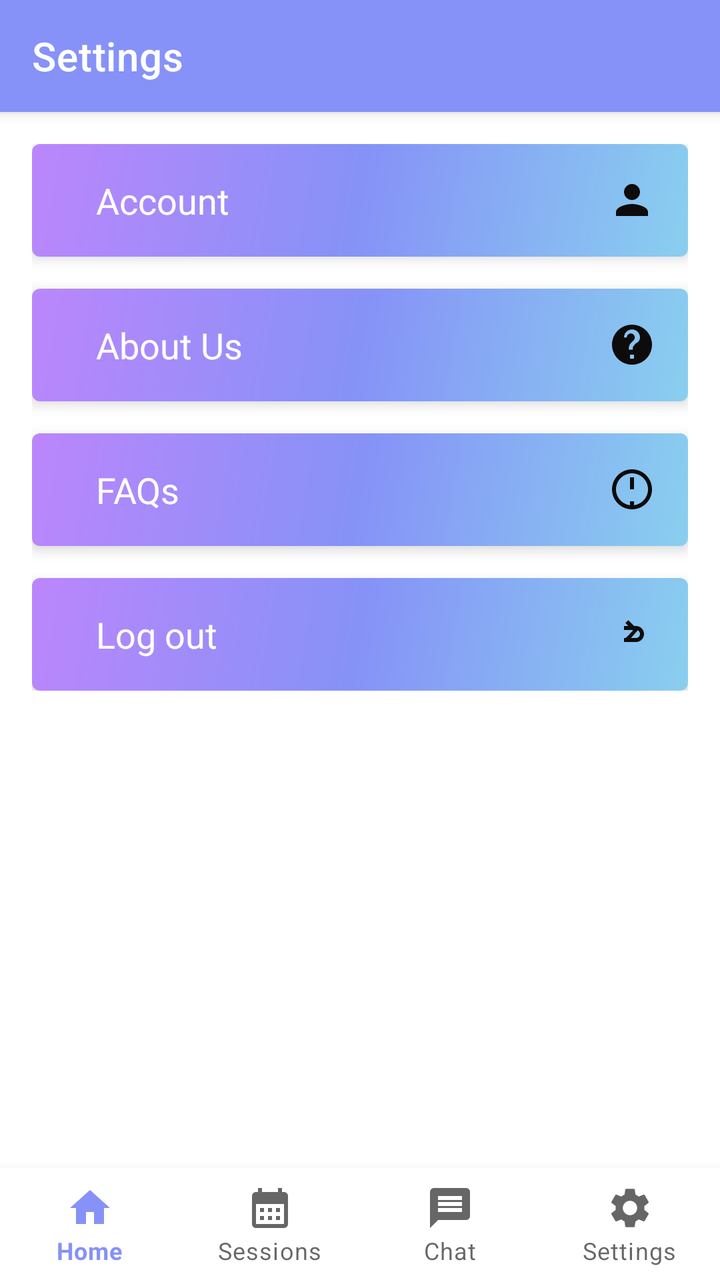
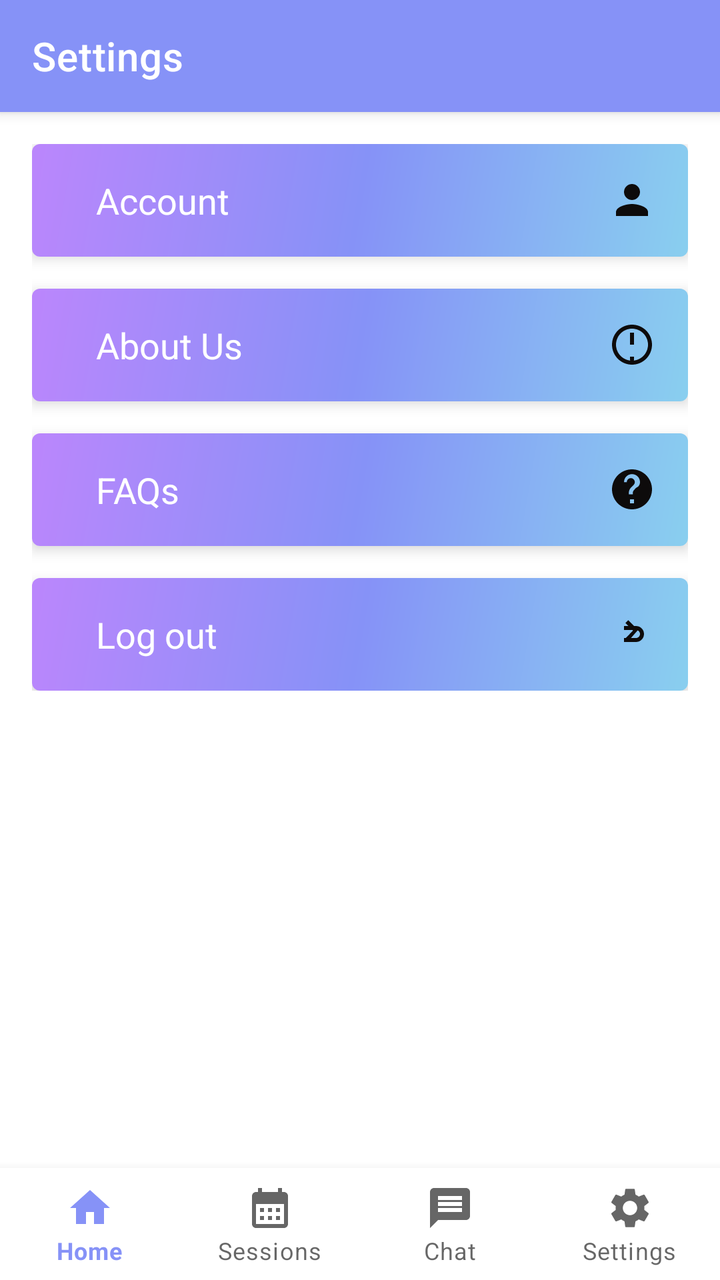

Compare the two renders of this Android layout. The source of the first and the diff that turns it into the second are given below.
<!-- AndroidManifest.xml: application theme Theme.CC -->
<!-- res/layout/activity_student_settings.xml -->
<?xml version="1.0" encoding="utf-8"?>
<androidx.constraintlayout.widget.ConstraintLayout
    xmlns:android="http://schemas.android.com/apk/res/android"
    xmlns:app="http://schemas.android.com/apk/res-auto"
    xmlns:tools="http://schemas.android.com/tools"
    android:id="@+id/main"
    android:layout_width="match_parent"
    android:layout_height="match_parent"
    android:background="@android:color/system_on_tertiary_light"
    tools:context=".StudentSettings"
    tools:ignore="NewApi">

    <androidx.appcompat.widget.Toolbar
        android:id="@+id/topToolbar"
        android:layout_width="0dp"
        android:layout_height="?attr/actionBarSize"
        android:background="@color/lavender"
        android:elevation="4dp"
        android:theme="@style/ThemeOverlay.AppCompat.ActionBar"
        app:title="Settings"
        app:titleTextColor="@color/white"
        app:layout_constraintTop_toTopOf="parent"
        app:layout_constraintStart_toStartOf="parent"
        app:layout_constraintEnd_toEndOf="parent" />

    <ScrollView
        android:id="@+id/scrollView"
        android:layout_width="0dp"
        android:layout_height="0dp"
        app:layout_constraintTop_toBottomOf="@id/topToolbar"
        app:layout_constraintBottom_toTopOf="@id/bottomNavigationView"
        app:layout_constraintStart_toStartOf="parent"
        app:layout_constraintEnd_toEndOf="parent">

        <LinearLayout
            android:layout_width="match_parent"
            android:layout_height="wrap_content"
            android:orientation="vertical"
            android:padding="16dp">

            <com.google.android.material.card.MaterialCardView
                android:id="@+id/studentAccountCard"
                android:layout_width="match_parent"
                android:layout_height="wrap_content"
                android:layout_marginBottom="16dp"
                android:clickable="true"
                android:focusable="true"
                app:cardElevation="4dp">

                <LinearLayout
                    android:layout_width="match_parent"
                    android:layout_height="wrap_content"
                    android:orientation="horizontal"
                    android:padding="16dp"
                    android:background="@drawable/gradient"
                    android:gravity="center_vertical">

                    <TextView
                        android:layout_width="0dp"
                        android:layout_height="wrap_content"
                        android:layout_marginStart="16dp"
                        android:layout_weight="1"
                        android:textColor="@color/white"
                        android:text="Account"
                        android:textSize="18sp" />

                    <ImageView
                        android:layout_width="24dp"
                        android:layout_height="24dp"
                        android:contentDescription="@string/next"
                        android:src="@drawable/baseline_person_2" />
                </LinearLayout>
            </com.google.android.material.card.MaterialCardView>

            <com.google.android.material.card.MaterialCardView
                android:layout_width="match_parent"
                android:layout_height="wrap_content"
                android:layout_marginBottom="16dp"
                android:id="@+id/StudentAboutUs"
                android:clickable="true"
                android:focusable="true"
                app:cardElevation="4dp">

                <LinearLayout
                    android:layout_width="match_parent"
                    android:layout_height="wrap_content"
                    android:orientation="horizontal"
                    android:padding="16dp"
                    android:background="@drawable/gradient"
                    android:gravity="center_vertical">

                    <TextView
                        android:layout_width="0dp"
                        android:layout_height="wrap_content"
                        android:layout_marginStart="16dp"
                        android:layout_weight="1"
                        android:textColor="@color/white"
                        android:text="About Us"
                        android:textSize="18sp" />

                    <ImageView
                        android:layout_width="24dp"
                        android:layout_height="24dp"
                        android:src="@drawable/baseline_aboutus_24"
                        android:contentDescription="@string/next" />
                </LinearLayout>
            </com.google.android.material.card.MaterialCardView>

            <com.google.android.material.card.MaterialCardView
                android:layout_width="match_parent"
                android:layout_height="wrap_content"
                android:layout_marginBottom="16dp"
                android:clickable="true"
                android:id="@+id/StudentFaqCard"
                android:focusable="true"
                app:cardElevation="4dp">

                <LinearLayout
                    android:layout_width="match_parent"
                    android:layout_height="wrap_content"
                    android:orientation="horizontal"
                    android:padding="16dp"
                    android:background="@drawable/gradient"
                    android:gravity="center_vertical">

                    <TextView
                        android:layout_width="0dp"
                        android:layout_height="wrap_content"
                        android:layout_marginStart="16dp"
                        android:layout_weight="1"
                        android:text="FAQs"
                        android:textColor="@color/white"
                        android:textSize="18sp" />

                    <ImageView
                        android:layout_width="24dp"
                        android:layout_height="24dp"
                        android:src="@drawable/baseline_faqs_24"
                        android:contentDescription="@string/next" />
                </LinearLayout>
            </com.google.android.material.card.MaterialCardView>

            <com.google.android.material.card.MaterialCardView
                android:layout_width="match_parent"
                android:layout_height="wrap_content"
                android:clickable="true"
                android:id="@+id/studentLogoutCard"
                android:focusable="true"
                app:cardElevation="4dp">

                <LinearLayout
                    android:layout_width="match_parent"
                    android:layout_height="wrap_content"
                    android:orientation="horizontal"
                    android:padding="16dp"
                    android:background="@drawable/gradient"
                    android:gravity="center_vertical">

                    <TextView
                        android:layout_width="0dp"
                        android:layout_height="wrap_content"
                        android:layout_marginStart="16dp"
                        android:layout_weight="1"
                        android:textColor="@color/white"
                        android:text="Log out"
                        android:textSize="18sp" />

                    <ImageView
                        android:layout_width="24dp"
                        android:layout_height="24dp"
                        android:src="@drawable/baseline_logout_24"
                        android:contentDescription="@string/next" />
                </LinearLayout>
            </com.google.android.material.card.MaterialCardView>

        </LinearLayout>
    </ScrollView>

    <com.google.android.material.bottomnavigation.BottomNavigationView
        android:id="@+id/bottomNavigationView"
        android:layout_width="match_parent"
        android:layout_height="wrap_content"
        android:background="@color/white"
        app:labelVisibilityMode="labeled"
        app:layout_constraintBottom_toBottomOf="parent"
        app:layout_constraintStart_toStartOf="parent"
        app:layout_constraintEnd_toEndOf="parent"
        app:menu="@menu/bottom_menu" />

</androidx.constraintlayout.widget.ConstraintLayout>
<!-- resources referenced by this layout -->
<resources>
  <color name="lavender">#8692f7</color>
  <color name="white">#FFFFFFFF</color>
  <!-- drawable baseline_aboutus_24 (drawable) -->
  <vector xmlns:android="http://schemas.android.com/apk/res/android"
      android:width="24dp"
      android:height="24dp"
      android:viewportWidth="24"
      android:viewportHeight="24"
      android:tint="#0D0B0B">
      <path
          android:fillColor="@color/white"
          android:pathData="M12 2C6.48 2 2 6.48 2 12s4.48 10 10 10 10-4.48 10-10S17.52 2 12 2zm1 17h-2v-2h2v2zm1.07-7.75l-.9.92c-.43.44-.77.97-.77 1.58v.75h-2v-.75c0-.99.45-1.99 1.17-2.71l1.24-1.24c.37-.37.59-.88.59-1.41 0-1.1-.9-2-2-2s-2 .9-2 2H8c0-2.21 1.79-4 4-4s4 1.79 4 4c0 .88-.36 1.68-.93 2.25z"/>
  </vector>
  <!-- drawable baseline_faqs_24 (drawable) -->
  <vector xmlns:android="http://schemas.android.com/apk/res/android"
      android:width="24dp"
      android:height="24dp"
      android:viewportWidth="24"
      android:viewportHeight="24"
      android:tint="#0D0B0B">
      <path
          android:fillColor="@color/white"
          android:pathData="M11 18h2v2h-2v-2zm1-16C6.48 2 2 6.48 2 12s4.48 10 10 10 10-4.48 10-10S17.52 2 12 2zm0 18c-4.41 0-8-3.59-8-8s3.59-8 8-8 8 3.59 8 8-3.59 8-8 8zm1-12h-2v4h2v-4zm0-2h-2v2h2V6z"/>
  </vector>
  <!-- drawable baseline_logout_24 (drawable) -->
  <vector xmlns:android="http://schemas.android.com/apk/res/android"
      android:width="24dp"
      android:height="24dp"
      android:viewportWidth="24"
      android:viewportHeight="24"
      android:tint="#0D0B0B">
      <path
          android:fillColor="@color/white"
          android:pathData="M10.09,15.59L8.67,14.17L12.5,10.33L8.67,6.5L10.09,5.09L15,10L10.09,15.59z M16,12c0,-1.11 -0.9,-2 -2,-2h-6v-2h6c2.21,0 4,1.79 4,4c0,2.21 -1.79,4 -4,4h-6v-2h6c1.1,0 2,-0.89 2,-2z"/>
  </vector>
  <!-- drawable baseline_person_2 (drawable) -->
  <vector xmlns:android="http://schemas.android.com/apk/res/android" android:height="24dp" android:tint="#0D0B0B" android:viewportHeight="24" android:viewportWidth="24" android:width="24dp">
        
      <path android:fillColor="@color/white" android:pathData="M12,12c2.21,0 4,-1.79 4,-4s-1.79,-4 -4,-4 -4,1.79 -4,4 1.79,4 4,4zM12,14c-2.67,0 -8,1.34 -8,4v2h16v-2c0,-2.66 -5.33,-4 -8,-4z"/>
      
  </vector>
  <!-- drawable gradient (drawable) -->
  <?xml version="1.0" encoding="utf-8"?>
  <shape xmlns:android="http://schemas.android.com/apk/res/android">
  
      <gradient android:startColor="@color/purple_200"
          android:centerColor="@color/lavender"
          android:endColor="@color/blue"
          android:angle="315"/>
  
  </shape>
  <string name="next">Next</string>
  <style name="Theme.CC" parent="Base.Theme.CC" />
  <color name="purple_200">#FFBB86FC</color>
  <color name="blue">#89CFEF</color>
  <style name="Base.Theme.CC" parent="Theme.MaterialComponents.DayNight.NoActionBar">
          
          <item name="colorPrimary">@color/lavender</item>
          <item name="colorPrimaryVariant">@color/lavender</item>
          <item name="colorOnPrimary">@color/white</item>
          
          <item name="colorSecondary">@color/teal_200</item>
          <item name="colorSecondaryVariant">@color/teal_700</item>
          <item name="colorOnSecondary">@color/black</item>
          
          <item name="android:statusBarColor">?attr/colorPrimaryVariant</item>
          
          
      </style>
  <color name="teal_200">#FF03DAC5</color>
  <color name="teal_700">#FF018786</color>
  <color name="black">#FF000000</color>
</resources>

<!-- the commit's change to res/layout/activity_student_settings.xml (unified diff, before → after) -->
@@ -101,7 +101,7 @@
                     <ImageView
                         android:layout_width="24dp"
                         android:layout_height="24dp"
-                        android:src="@drawable/baseline_aboutus_24"
+                        android:src="@drawable/baseline_faqs_24"
                         android:contentDescription="@string/next" />
                 </LinearLayout>
             </com.google.android.material.card.MaterialCardView>
@@ -135,7 +135,7 @@
                     <ImageView
                         android:layout_width="24dp"
                         android:layout_height="24dp"
-                        android:src="@drawable/baseline_faqs_24"
+                        android:src="@drawable/baseline_aboutus_24"
                         android:contentDescription="@string/next" />
                 </LinearLayout>
             </com.google.android.material.card.MaterialCardView>
